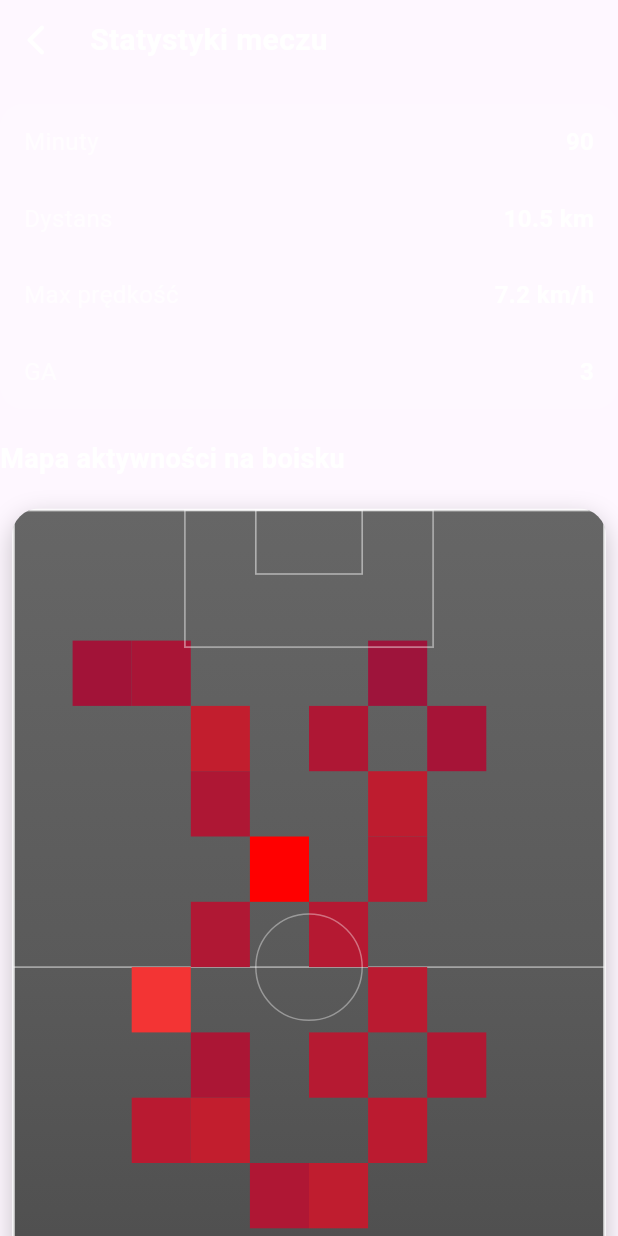
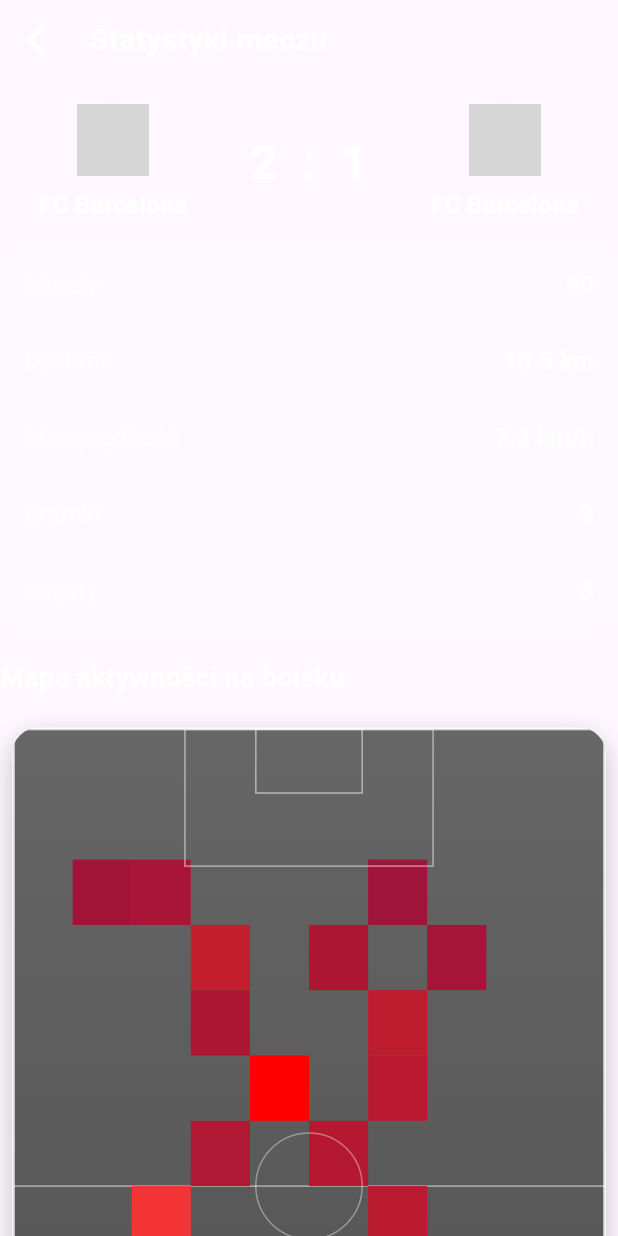
Before and after one commit to B3bq/gcontrol, a Flutter app: the LastGameDetails widget shown alone on an empty page, opened directly, on a phone screen of 412 x 824 dp. Run offline on Flutter 3.47's test engine with Material 3 defaults, Android fonts, the phone set to English and light mode, and no system bars; network calls fail; grey boxes are pictures that could not be loaded.

Commit message:
against who last game

```diff
--- a/lib/screens/last_game_datails.dart
+++ b/lib/screens/last_game_datails.dart
@@ -12,7 +12,8 @@ class LastGameDetails extends StatelessWidget {
       {'label': 'Minuty', 'value': '90'},
       {'label': 'Dystans', 'value': '10.5 km'},
       {'label': 'Max prędkość', 'value': '7.2 km/h'},
-      {'label': 'GA', 'value': '3'},
+      {'label': 'Bramki', 'value': '3'},
+      {'label': 'Asysty', 'value': '3'},
     ];
 
     return SingleChildScrollView(
@@ -37,7 +38,50 @@ class LastGameDetails extends StatelessWidget {
               ),
             ],
           ),
-
+          const SizedBox(height: 16),
+          Row(
+            mainAxisAlignment: MainAxisAlignment.spaceBetween,
+              children: [
+                Expanded(
+                  child: Column(
+                    crossAxisAlignment: CrossAxisAlignment.center,
+                    children: [
+                      CircleAvatar(
+                        radius: 24,
+                        backgroundImage: NetworkImage('https://upload.wikimedia.org/wikipedia/en/thumb/4/4c/FC_Barcelona_%28crest%29.svg/1200px-FC_Barcelona_%28crest%29.svg.png'),
+                      ),
+                      const SizedBox(height: 8),
+                      const Text('FC Barcelona',
+                          style: TextStyle(fontSize: 16, fontWeight: FontWeight.bold, color: Colors.white)),
+                    ],
+                  ),
+                ),
+                const SizedBox(width: 16),
+                const Text('2',
+                    style: TextStyle(fontSize: 32, fontWeight: FontWeight.bold, color: Colors.white)),
+                const SizedBox(width: 16),
+                const Text(':',
+                    style: TextStyle(fontSize: 32, fontWeight: FontWeight.bold, color: Colors.white)),
+                const SizedBox(width: 16),
+                const Text('1',
+                    style: TextStyle(fontSize: 32, fontWeight: FontWeight.bold, color: Colors.white)),
+                const SizedBox(width: 16),
+                Expanded(
+                  child: Column(
+                    crossAxisAlignment: CrossAxisAlignment.center,
+                    children: [
+                      CircleAvatar(
+                        radius: 24,
+                        backgroundImage: NetworkImage('https://upload.wikimedia.org/wikipedia/en/thumb/4/4c/FC_Barcelona_%28crest%29.svg/1200px-FC_Barcelona_%28crest%29.svg.png'),
+                      ),
+                      const SizedBox(height: 8),
+                      const Text('FC Barcelona',
+                        style: TextStyle(fontSize: 16, fontWeight: FontWeight.bold, color: Colors.white)),
+                  ],
+                ),
+              ),
+            ],
+          ),
           const SizedBox(height: 16),
           Container(
             decoration: BoxDecoration(
```
